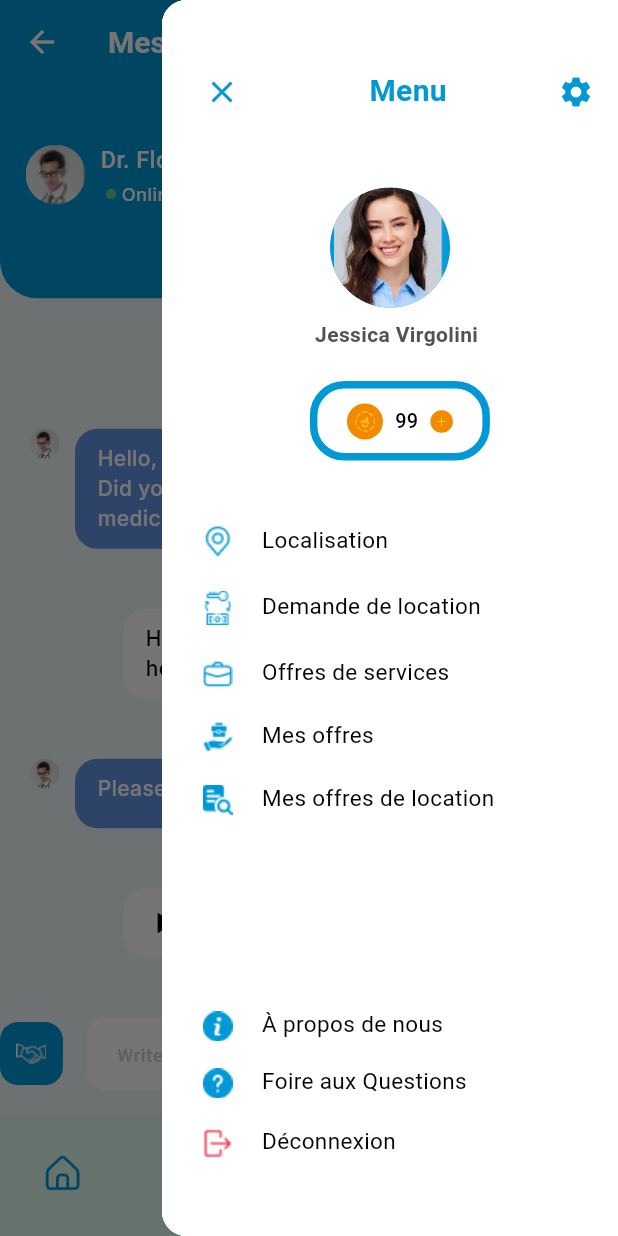
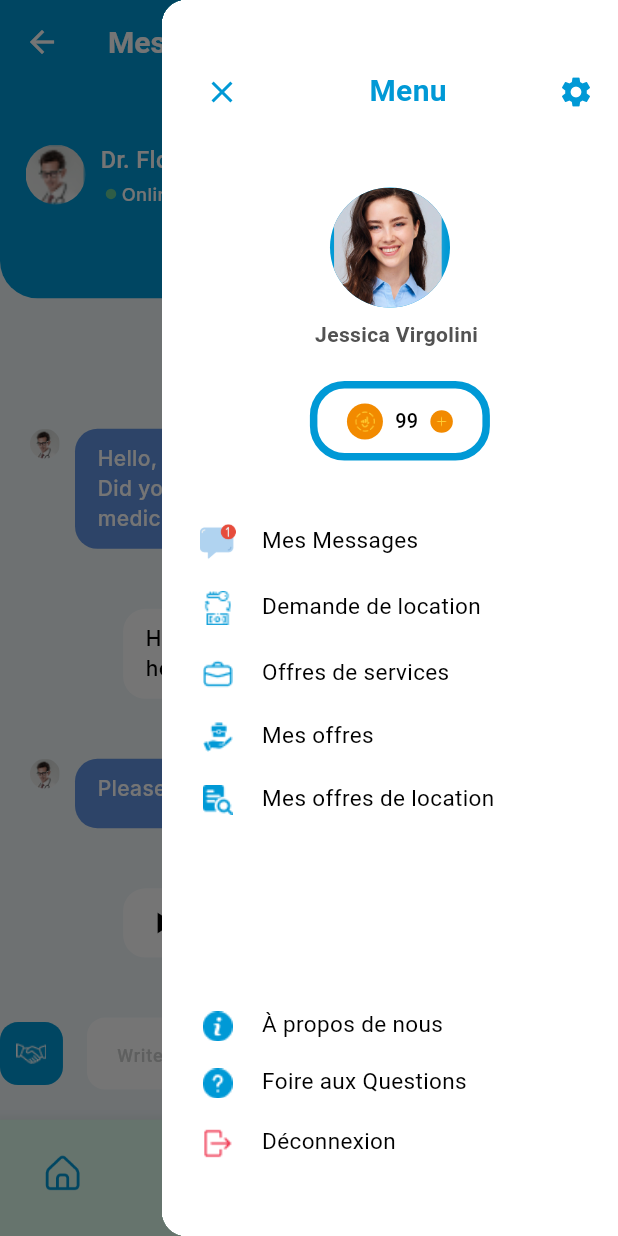
Before and after one commit to saadallahchaima/Projet_Freelance, a Flutter app: the ChatMessagePage screen opened directly, with the side drawer open, on a phone screen of 412 x 824 dp. Run offline on Flutter 3.47's test engine with Material 3 defaults, Android fonts, the phone set to English and light mode, and no system bars; our stand-ins replace country_picker, dots_indicator, flutter_screenutil, flutter_slidable, google_fonts.

Commit message:
design complet

```diff
--- a/lib/components/CustomSwitchRechereche.dart
+++ b/lib/components/CustomSwitchRechereche.dart
@@ -52,7 +52,7 @@ class _CustomSwitchRechercheState extends State<CustomSwitchRecherche> {
               selectedColor: Colors.white,
               color: Colors.grey,
               constraints: BoxConstraints(
-                minWidth: 150.0.w,
+                minWidth: 120.0.w,
                 minHeight: 44.0.h,
               ),
               children: <Widget>[
--- a/lib/screens/SideMenu.dart
+++ b/lib/screens/SideMenu.dart
@@ -5,6 +5,7 @@ import 'MainPages/Demandes/DemandeLocation.dart';
 import 'MainPages/Demandes/MesLocation.dart';
 import 'MainPages/Demandes/MesOffre.dart';
 import 'MainPages/Demandes/OffreService.dart';
+import 'Messages.dart';
 
 class MyDrawer extends StatelessWidget {
   @override
@@ -156,13 +157,13 @@ class MyDrawer extends StatelessWidget {
                         ),
                         // Drawer items
                         DrawerItem(
-                          iconPath: 'assets/drawericons/Icon(1).png',
-                          label: 'Localisation',
+                          iconPath: 'assets/icons/img_12.png',
+                          label: 'Mes Messages',
                           margin: EdgeInsets.fromLTRB(25.2, 0, 68.2, 20.3),
                           onTap: () {
                             Navigator.push(
                               context,
-                              MaterialPageRoute(builder: (context) => DemandelocationtScreen()),
+                              MaterialPageRoute(builder: (context) => MessagePage()),
                             );
                           },
                         ),
```
Also changed, not shown: lib/components/navbara.dart (+6 -8 lines), assets/icons/img_12.png (added).
